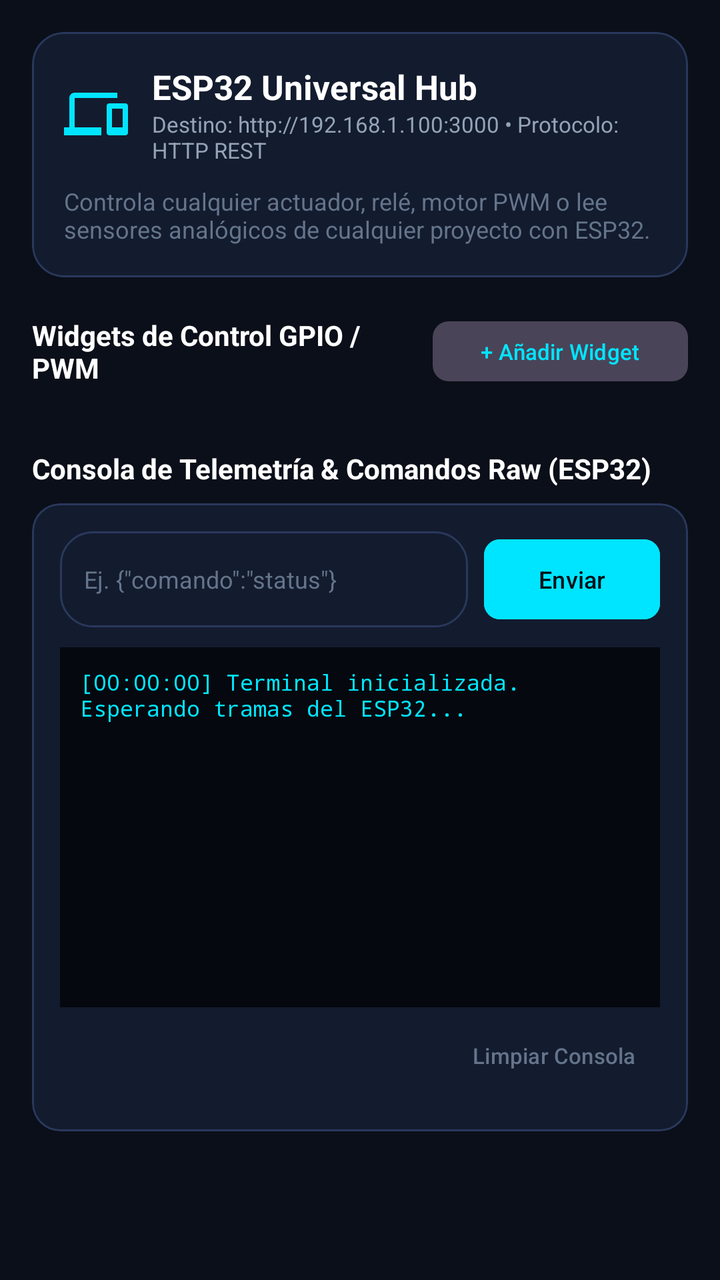
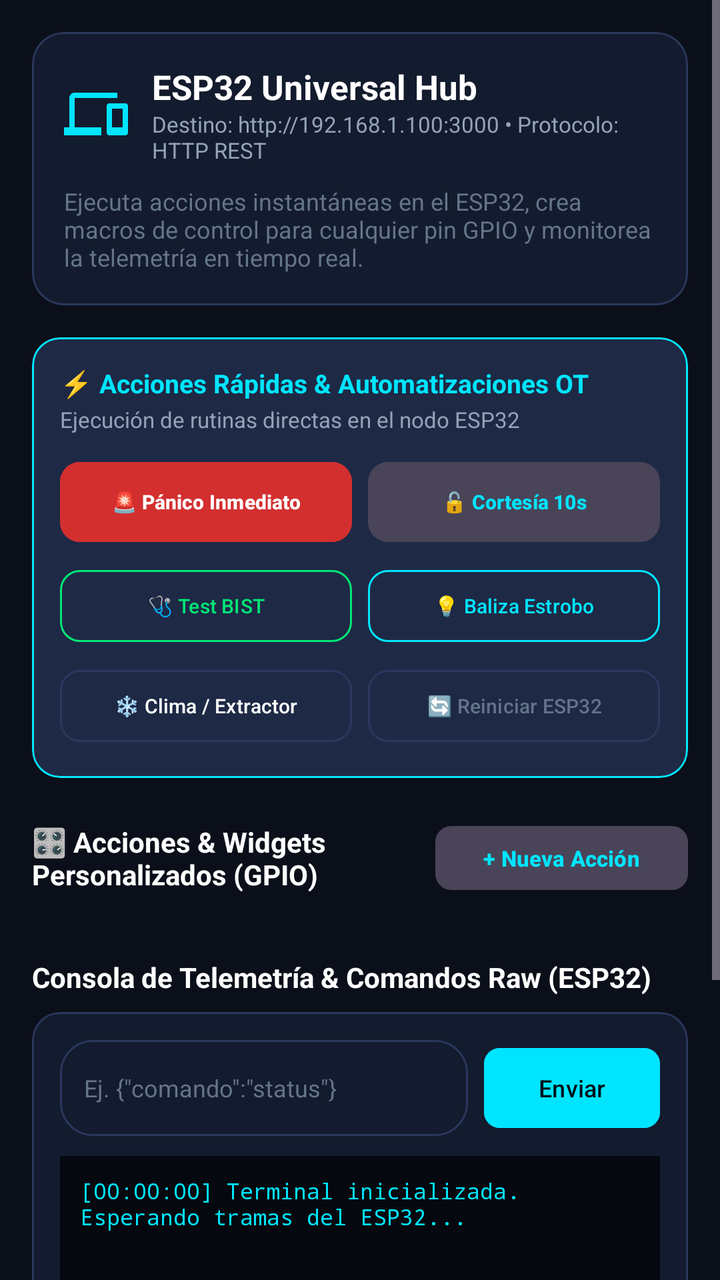

An Android layout rendered at two revisions. The XML below is the earlier revision; the diff shows what the commit changed to produce the second picture.
<!-- AndroidManifest.xml: application theme Theme.CentinelaIoT -->
<!-- res/layout/fragment_universal_hub.xml -->
<?xml version="1.0" encoding="utf-8"?>
<ScrollView xmlns:android="http://schemas.android.com/apk/res/android"
    xmlns:app="http://schemas.android.com/apk/res-auto"
    android:layout_width="match_parent"
    android:layout_height="match_parent"
    android:background="@color/background"
    android:fillViewport="true">

    <LinearLayout
        android:layout_width="match_parent"
        android:layout_height="wrap_content"
        android:orientation="vertical"
        android:padding="16dp">

        
        <com.google.android.material.card.MaterialCardView
            android:layout_width="match_parent"
            android:layout_height="wrap_content"
            app:cardBackgroundColor="@color/surface"
            app:cardCornerRadius="16dp"
            app:strokeColor="@color/card_stroke"
            app:strokeWidth="1dp">

            <LinearLayout
                android:layout_width="match_parent"
                android:layout_height="wrap_content"
                android:orientation="vertical"
                android:padding="16dp">

                <LinearLayout
                    android:layout_width="match_parent"
                    android:layout_height="wrap_content"
                    android:gravity="center_vertical"
                    android:orientation="horizontal">

                    <ImageView
                        android:layout_width="32dp"
                        android:layout_height="32dp"
                        android:contentDescription="@string/universal_title"
                        android:src="@drawable/ic_hub"
                        app:tint="@color/primary" />

                    <LinearLayout
                        android:layout_width="0dp"
                        android:layout_height="wrap_content"
                        android:layout_marginStart="12dp"
                        android:layout_weight="1"
                        android:orientation="vertical">

                        <TextView
                            android:layout_width="wrap_content"
                            android:layout_height="wrap_content"
                            android:text="@string/universal_title"
                            android:textColor="@color/text_primary"
                            android:textSize="17sp"
                            android:textStyle="bold" />

                        <TextView
                            android:id="@+id/tvActiveProfileInfo"
                            android:layout_width="wrap_content"
                            android:layout_height="wrap_content"
                            android:text="Destino: http://192.168.1.100:3000 • Protocolo: HTTP REST"
                            android:textColor="@color/text_secondary"
                            android:textSize="11sp" />
                    </LinearLayout>
                </LinearLayout>

                <TextView
                    android:layout_width="wrap_content"
                    android:layout_height="wrap_content"
                    android:layout_marginTop="10dp"
                    android:text="Controla cualquier actuador, relé, motor PWM o lee sensores analógicos de cualquier proyecto con ESP32."
                    android:textColor="@color/text_muted"
                    android:textSize="12sp" />
            </LinearLayout>
        </com.google.android.material.card.MaterialCardView>

        
        <LinearLayout
            android:layout_width="match_parent"
            android:layout_height="wrap_content"
            android:layout_marginTop="18dp"
            android:gravity="center_vertical"
            android:orientation="horizontal">

            <TextView
                android:layout_width="0dp"
                android:layout_height="wrap_content"
                android:layout_weight="1"
                android:text="Widgets de Control GPIO / PWM"
                android:textColor="@color/text_primary"
                android:textSize="14sp"
                android:textStyle="bold" />

            <com.google.android.material.button.MaterialButton
                android:id="@+id/btnAddWidget"
                style="@style/Widget.Material3.Button.TonalButton"
                android:layout_width="wrap_content"
                android:layout_height="38dp"
                android:text="+ Añadir Widget"
                android:textColor="@color/primary"
                android:textSize="11sp"
                app:cornerRadius="8dp" />
        </LinearLayout>

        
        <LinearLayout
            android:id="@+id/layoutWidgetsContainer"
            android:layout_width="match_parent"
            android:layout_height="wrap_content"
            android:layout_marginTop="8dp"
            android:orientation="vertical" />

        
        <TextView
            android:layout_width="wrap_content"
            android:layout_height="wrap_content"
            android:layout_marginTop="22dp"
            android:text="Consola de Telemetría &amp; Comandos Raw (ESP32)"
            android:textColor="@color/text_primary"
            android:textSize="14sp"
            android:textStyle="bold" />

        <com.google.android.material.card.MaterialCardView
            android:layout_width="match_parent"
            android:layout_height="wrap_content"
            android:layout_marginTop="8dp"
            app:cardBackgroundColor="@color/surface"
            app:cardCornerRadius="14dp"
            app:strokeColor="@color/card_stroke"
            app:strokeWidth="1dp">

            <LinearLayout
                android:layout_width="match_parent"
                android:layout_height="wrap_content"
                android:orientation="vertical"
                android:padding="14dp">

                
                <LinearLayout
                    android:layout_width="match_parent"
                    android:layout_height="wrap_content"
                    android:orientation="horizontal">

                    <com.google.android.material.textfield.TextInputEditText
                        android:id="@+id/etRawCommand"
                        android:layout_width="0dp"
                        android:layout_height="48dp"
                        android:layout_weight="1"
                        android:background="@drawable/bg_card_industrial"
                        android:hint="Ej. {\&quot;comando\&quot;:\&quot;status\&quot;}"
                        android:paddingHorizontal="12dp"
                        android:textColor="@color/text_primary"
                        android:textColorHint="@color/text_muted"
                        android:textSize="12sp" />

                    <com.google.android.material.button.MaterialButton
                        android:id="@+id/btnSendRawCommand"
                        android:layout_width="wrap_content"
                        android:layout_height="48dp"
                        android:layout_marginStart="8dp"
                        android:backgroundTint="@color/primary"
                        android:text="@string/btn_send_command"
                        android:textColor="@color/on_primary"
                        android:textSize="12sp"
                        app:cornerRadius="8dp" />
                </LinearLayout>

                
                <TextView
                    android:id="@+id/tvTerminalOutput"
                    android:layout_width="match_parent"
                    android:layout_height="180dp"
                    android:layout_marginTop="10dp"
                    android:background="#05080E"
                    android:fontFamily="monospace"
                    android:padding="10dp"
                    android:scrollbars="vertical"
                    android:text="[00:00:00] Terminal inicializada.\nEsperando tramas del ESP32...\n"
                    android:textColor="#00E5FF"
                    android:textSize="11sp" />

                <com.google.android.material.button.MaterialButton
                    android:id="@+id/btnClearTerminal"
                    style="@style/Widget.Material3.Button.TextButton"
                    android:layout_width="wrap_content"
                    android:layout_height="wrap_content"
                    android:layout_gravity="end"
                    android:text="@string/btn_clear_console"
                    android:textColor="@color/text_muted"
                    android:textSize="11sp" />
            </LinearLayout>
        </com.google.android.material.card.MaterialCardView>

    </LinearLayout>
</ScrollView>
<!-- resources referenced by this layout -->
<resources>
  <color name="background">#0B0F19</color>
  <color name="card_stroke">#29385C</color>
  <color name="on_primary">#001018</color>
  <color name="primary">#00E5FF</color>
  <color name="surface">#131B2E</color>
  <color name="text_muted">#64748B</color>
  <color name="text_primary">#FFFFFF</color>
  <color name="text_secondary">#94A3B8</color>
  <!-- drawable bg_card_industrial (drawable) -->
  <?xml version="1.0" encoding="utf-8"?>
  <shape xmlns:android="http://schemas.android.com/apk/res/android"
      android:shape="rectangle">
      <corners android:radius="16dp" />
      <solid android:color="@color/surface" />
      <stroke
          android:width="1dp"
          android:color="@color/card_stroke" />
  </shape>
  <!-- drawable ic_hub (drawable) -->
  <vector xmlns:android="http://schemas.android.com/apk/res/android"
      android:width="24dp"
      android:height="24dp"
      android:viewportWidth="24"
      android:viewportHeight="24">
      <path
          android:fillColor="#FFFFFFFF"
          android:pathData="M4,6h16V4H4c-1.1,0 -2,0.9 -2,2v11H0v3h14v-3H4V6zm19,2h-6c-0.55,0 -1,0.45 -1,1v10c0,0.55 0.45,1 1,1h6c0.55,0 1,-0.45 1,-1V9c0,-0.55 -0.45,-1 -1,-1zm-1,9h-4v-7h4v7z"/>
  </vector>
  <string name="btn_clear_console">Limpiar Consola</string>
  <string name="btn_send_command">Enviar</string>
  <string name="universal_title">ESP32 Universal Hub</string>
  <style name="Theme.CentinelaIoT" parent="Theme.Material3.Dark.NoActionBar">
          
          <item name="colorPrimary">@color/primary</item>
          <item name="colorOnPrimary">@color/on_primary</item>
          
          <item name="colorSecondary">@color/secondary</item>
          <item name="colorOnSecondary">@color/on_secondary</item>
          
          <item name="android:statusBarColor">@color/background</item>
          <item name="android:navigationBarColor">@color/background</item>
          
          <item name="android:windowBackground">@color/background</item>
          <item name="colorSurface">@color/surface</item>
          <item name="colorSurfaceVariant">@color/surface_variant</item>
      </style>
  <color name="secondary">#00E676</color>
  <color name="on_secondary">#00210A</color>
  <color name="surface_variant">#1E2945</color>
</resources>

<!-- the commit's change to res/layout/fragment_universal_hub.xml (unified diff, before → after) -->
@@ -69,17 +69,153 @@
                     android:layout_width="wrap_content"
                     android:layout_height="wrap_content"
                     android:layout_marginTop="10dp"
-                    android:text="Controla cualquier actuador, relé, motor PWM o lee sensores analógicos de cualquier proyecto con ESP32."
+                    android:text="Ejecuta acciones instantáneas en el ESP32, crea macros de control para cualquier pin GPIO y monitorea la telemetría en tiempo real."
                     android:textColor="@color/text_muted"
                     android:textSize="12sp" />
             </LinearLayout>
         </com.google.android.material.card.MaterialCardView>
 
         
+        <com.google.android.material.card.MaterialCardView
+            android:layout_width="match_parent"
+            android:layout_height="wrap_content"
+            android:layout_marginTop="16dp"
+            app:cardBackgroundColor="@color/surface_variant"
+            app:cardCornerRadius="14dp"
+            app:strokeColor="@color/primary"
+            app:strokeWidth="1dp">
+
+            <LinearLayout
+                android:layout_width="match_parent"
+                android:layout_height="wrap_content"
+                android:orientation="vertical"
+                android:padding="14dp">
+
+                <TextView
+                    android:layout_width="wrap_content"
+                    android:layout_height="wrap_content"
+                    android:text="⚡ Acciones Rápidas &amp; Automatizaciones OT"
+                    android:textColor="@color/primary"
+                    android:textSize="13sp"
+                    android:textStyle="bold" />
+
+                <TextView
+                    android:layout_width="wrap_content"
+                    android:layout_height="wrap_content"
+                    android:layout_marginTop="2dp"
+                    android:text="Ejecución de rutinas directas en el nodo ESP32"
+                    android:textColor="@color/text_secondary"
+                    android:textSize="11sp" />
+
+                
+                <LinearLayout
+                    android:layout_width="match_parent"
+                    android:layout_height="wrap_content"
+                    android:layout_marginTop="10dp"
+                    android:orientation="horizontal">
+
+                    <com.google.android.material.button.MaterialButton
+                        android:id="@+id/btnQuickPanic"
+                        android:layout_width="0dp"
+                        android:layout_height="48dp"
+                        android:layout_marginEnd="4dp"
+                        android:layout_weight="1"
+                        android:backgroundTint="@color/inacap_red"
+                        android:text="🚨 Pánico Inmediato"
+                        android:textColor="@color/text_primary"
+                        android:textSize="10sp"
+                        android:textStyle="bold"
+                        app:cornerRadius="10dp" />
+
+                    <com.google.android.material.button.MaterialButton
+                        android:id="@+id/btnQuickCourtesy"
+                        style="@style/Widget.Material3.Button.TonalButton"
+                        android:layout_width="0dp"
+                        android:layout_height="48dp"
+                        android:layout_marginStart="4dp"
+                        android:layout_weight="1"
+                        android:text="🔓 Cortesía 10s"
+                        android:textColor="@color/primary"
+                        android:textSize="10sp"
+                        android:textStyle="bold"
+                        app:cornerRadius="10dp" />
+                </LinearLayout>
+
+                
+                <LinearLayout
+                    android:layout_width="match_parent"
+                    android:layout_height="wrap_content"
+                    android:layout_marginTop="6dp"
+                    android:orientation="horizontal">
+
+                    <com.google.android.material.button.MaterialButton
+                        android:id="@+id/btnQuickBist"
+                        style="@style/Widget.Material3.Button.OutlinedButton"
+                        android:layout_width="0dp"
+                        android:layout_height="44dp"
+                        android:layout_marginEnd="4dp"
+                        android:layout_weight="1"
+                        android:text="🩺 Test BIST"
+                        android:textColor="@color/secondary"
+                        android:textSize="10sp"
+                        app:cornerRadius="10dp"
+                        app:strokeColor="@color/secondary" />
+
+                    <com.google.android.material.button.MaterialButton
+                        android:id="@+id/btnQuickBeacon"
+                        style="@style/Widget.Material3.Button.OutlinedButton"
+                        android:layout_width="0dp"
+                        android:layout_height="44dp"
+                        android:layout_marginStart="4dp"
+                        android:layout_weight="1"
+                        android:text="💡 Baliza Estrobo"
+                        android:textColor="@color/primary"
+                        android:textSize="10sp"
+                        app:cornerRadius="10dp"
+                        app:strokeColor="@color/primary" />
+                </LinearLayout>
+
+                
+                <LinearLayout
+                    android:layout_width="match_parent"
+                    android:layout_height="wrap_content"
+                    android:layout_marginTop="6dp"
+                    android:orientation="horizontal">
+
+                    <com.google.android.material.button.MaterialButton
+                        android:id="@+id/btnQuickHvac"
+                        style="@style/Widget.Material3.Button.OutlinedButton"
+                        android:layout_width="0dp"
+                        android:layout_height="44dp"
+                        android:layout_marginEnd="4dp"
+                        android:layout_weight="1"
+                        android:text="❄️ Clima / Extractor"
+                        android:textColor="@color/text_primary"
+                        android:textSize="10sp"
+                        app:cornerRadius="10dp"
+                        app:strokeColor="@color/card_stroke" />
+
+                    <com.google.android.material.button.MaterialButton
+                        android:id="@+id/btnQuickReboot"
+                        style="@style/Widget.Material3.Button.OutlinedButton"
+                        android:layout_width="0dp"
+                        android:layout_height="44dp"
+                        android:layout_marginStart="4dp"
+                        android:layout_weight="1"
+                        android:text="🔄 Reiniciar ESP32"
+                        android:textColor="@color/text_muted"
+                        android:textSize="10sp"
+                        app:cornerRadius="10dp"
+                        app:strokeColor="@color/card_stroke" />
+                </LinearLayout>
+            </LinearLayout>
+        </com.google.android.material.card.MaterialCardView>
+
+        
         <LinearLayout
             android:layout_width="match_parent"
             android:layout_height="wrap_content"
-            android:layout_marginTop="18dp"
+            android:layout_marginTop="20dp"
             android:gravity="center_vertical"
             android:orientation="horizontal">
 
@@ -87,7 +223,7 @@
                 android:layout_width="0dp"
                 android:layout_height="wrap_content"
                 android:layout_weight="1"
-                android:text="Widgets de Control GPIO / PWM"
+                android:text="🎛️ Acciones &amp; Widgets Personalizados (GPIO)"
                 android:textColor="@color/text_primary"
                 android:textSize="14sp"
                 android:textStyle="bold" />
@@ -96,10 +232,11 @@
                 android:id="@+id/btnAddWidget"
                 style="@style/Widget.Material3.Button.TonalButton"
                 android:layout_width="wrap_content"
-                android:layout_height="38dp"
-                android:text="+ Añadir Widget"
+                android:layout_height="40dp"
+                android:text="+ Nueva Acción"
                 android:textColor="@color/primary"
                 android:textSize="11sp"
+                android:textStyle="bold"
                 app:cornerRadius="8dp" />
         </LinearLayout>
 
<!-- resource entries referenced after the edit -->
@@ -2,6 +2,7 @@
 <resources>
   <color name="background">#0B0F19</color>
   <color name="card_stroke">#29385C</color>
+  <color name="inacap_red">#D32F2F</color>
   <color name="on_primary">#001018</color>
   <color name="primary">#00E5FF</color>
   <color name="surface">#131B2E</color>
